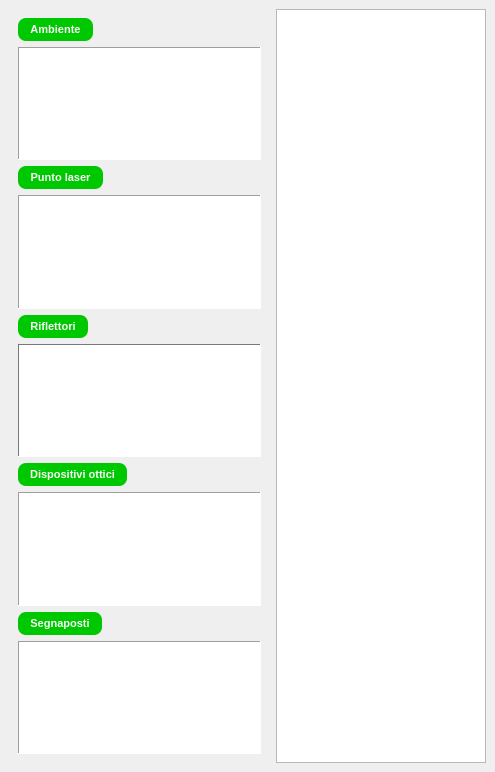
Above: reflectorsqlist.ui from crocodile119/Laser-Studio before the change. Below: the same form after it.
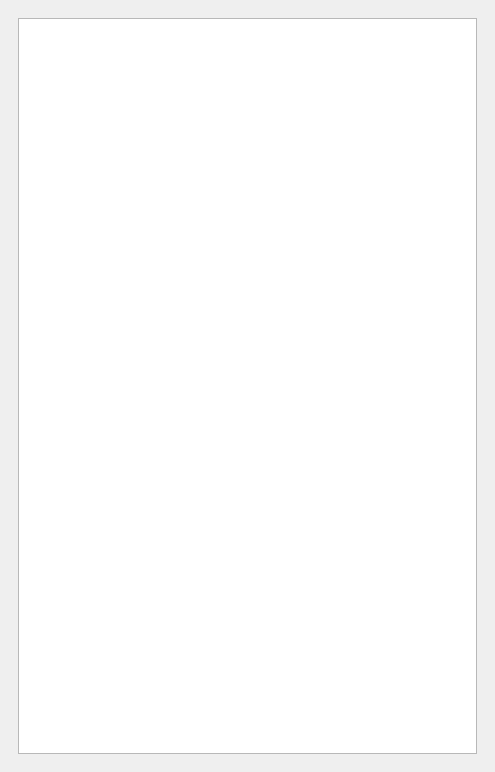
That is the form after the change.

```diff
--- a/reflectorsqlist.ui
+++ b/reflectorsqlist.ui
@@ -65,964 +65,37 @@
         <rect>
          <x>0</x>
          <y>0</y>
-         <width>271</width>
+         <width>473</width>
          <height>720</height>
         </rect>
        </property>
        <layout class="QGridLayout" name="gridLayout_2">
         <item row="0" column="0">
-         <layout class="QVBoxLayout" name="verticalLayout">
-          <item>
-           <layout class="QHBoxLayout" name="horizontalLayout">
-            <item>
-             <widget class="QLabel" name="label_4">
-              <property name="font">
-               <font>
-                <pointsize>8</pointsize>
-                <weight>75</weight>
-                <bold>true</bold>
-               </font>
-              </property>
-              <property name="styleSheet">
-               <string notr="true">QLabel {background-color: #00c800}
-QLabel {color: #fafafa}
-QLabel {border: 0px solid grey}
-QLabel {border-radius: 8px}
-QLabel {padding: 5px}
-QLabel {padding-left: 12px}
-QLabel {padding-right: 12px}
-QLabel {margin-right: 10px}</string>
-              </property>
-              <property name="text">
-               <string>Ambiente</string>
-              </property>
-              <property name="alignment">
-               <set>Qt::AlignCenter</set>
-              </property>
-             </widget>
-            </item>
-            <item>
-             <spacer name="horizontalSpacer">
-              <property name="orientation">
-               <enum>Qt::Horizontal</enum>
-              </property>
-              <property name="sizeHint" stdset="0">
-               <size>
-                <width>204</width>
-                <height>23</height>
-               </size>
-              </property>
-             </spacer>
-            </item>
-           </layout>
-          </item>
-          <item>
-           <widget class="QListView" name="environmentListView">
-            <property name="maximumSize">
-             <size>
-              <width>16777215</width>
-              <height>16777215</height>
-             </size>
-            </property>
-            <property name="font">
-             <font>
-              <family>Arial</family>
-              <pointsize>8</pointsize>
-              <weight>75</weight>
-              <bold>true</bold>
-             </font>
-            </property>
-            <property name="autoFillBackground">
-             <bool>true</bool>
-            </property>
-            <property name="styleSheet">
-             <string notr="true"/>
-            </property>
-            <property name="frameShape">
-             <enum>QFrame::Panel</enum>
-            </property>
-            <property name="dragEnabled">
-             <bool>true</bool>
-            </property>
-            <property name="alternatingRowColors">
-             <bool>true</bool>
-            </property>
-            <property name="selectionBehavior">
-             <enum>QAbstractItemView::SelectItems</enum>
-            </property>
-            <property name="iconSize">
-             <size>
-              <width>40</width>
-              <height>40</height>
-             </size>
-            </property>
-            <property name="textElideMode">
-             <enum>Qt::ElideRight</enum>
-            </property>
-            <property name="isWrapping" stdset="0">
-             <bool>false</bool>
-            </property>
-            <property name="spacing">
-             <number>5</number>
-            </property>
-            <property name="viewMode">
-             <enum>QListView::ListMode</enum>
-            </property>
-            <property name="modelColumn">
-             <number>0</number>
-            </property>
-           </widget>
-          </item>
-          <item>
-           <layout class="QHBoxLayout" name="horizontalLayout_2">
-            <item>
-             <widget class="QLabel" name="label">
-              <property name="font">
-               <font>
-                <pointsize>8</pointsize>
-                <weight>75</weight>
-                <bold>true</bold>
-               </font>
-              </property>
-              <property name="styleSheet">
-               <string notr="true">QLabel {background-color: #00c800}
-QLabel {color: #fafafa}
-QLabel {border: 0px solid grey}
-QLabel {border-radius: 8px}
-QLabel {padding: 5px}
-QLabel {padding-left: 12px}
-QLabel {padding-right: 12px}
-QLabel {margin-right: 10px}</string>
-              </property>
-              <property name="text">
-               <string>Punto laser</string>
-              </property>
-              <property name="alignment">
-               <set>Qt::AlignCenter</set>
-              </property>
-             </widget>
-            </item>
-            <item>
-             <spacer name="horizontalSpacer_4">
-              <property name="orientation">
-               <enum>Qt::Horizontal</enum>
-              </property>
-              <property name="sizeHint" stdset="0">
-               <size>
-                <width>176</width>
-                <height>20</height>
-               </size>
-              </property>
-             </spacer>
-            </item>
-           </layout>
-          </item>
-          <item>
-           <widget class="QListView" name="laserListView">
-            <property name="maximumSize">
-             <size>
-              <width>16777215</width>
-              <height>16777215</height>
-             </size>
-            </property>
-            <property name="font">
-             <font>
-              <family>Arial</family>
-              <pointsize>8</pointsize>
-              <weight>75</weight>
-              <bold>true</bold>
-             </font>
-            </property>
-            <property name="autoFillBackground">
-             <bool>false</bool>
-            </property>
-            <property name="styleSheet">
-             <string notr="true"/>
-            </property>
-            <property name="frameShape">
-             <enum>QFrame::Panel</enum>
-            </property>
-            <property name="verticalScrollBarPolicy">
-             <enum>Qt::ScrollBarAsNeeded</enum>
-            </property>
-            <property name="horizontalScrollBarPolicy">
-             <enum>Qt::ScrollBarAsNeeded</enum>
-            </property>
-            <property name="dragEnabled">
-             <bool>false</bool>
-            </property>
-            <property name="alternatingRowColors">
-             <bool>false</bool>
-            </property>
-            <property name="selectionBehavior">
-             <enum>QAbstractItemView::SelectItems</enum>
-            </property>
-            <property name="iconSize">
-             <size>
-              <width>40</width>
-              <height>40</height>
-             </size>
-            </property>
-            <property name="textElideMode">
-             <enum>Qt::ElideRight</enum>
-            </property>
-            <property name="isWrapping" stdset="0">
-             <bool>false</bool>
-            </property>
-            <property name="spacing">
-             <number>5</number>
-            </property>
-            <property name="viewMode">
-             <enum>QListView::ListMode</enum>
-            </property>
-            <property name="modelColumn">
-             <number>0</number>
-            </property>
-           </widget>
-          </item>
-          <item>
-           <layout class="QHBoxLayout" name="horizontalLayout_3">
-            <item>
-             <widget class="QLabel" name="label_2">
-              <property name="font">
-               <font>
-                <pointsize>8</pointsize>
-                <weight>75</weight>
-                <bold>true</bold>
-               </font>
-              </property>
-              <property name="styleSheet">
-               <string notr="true">QLabel {background-color: #00c800}
-QLabel {color: #fafafa}
-QLabel {border: 0px solid grey}
-QLabel {border-radius: 8px}
-QLabel {padding: 5px}
-QLabel {padding-left: 12px}
-QLabel {padding-right: 12px}
-QLabel {margin-right: 10px}</string>
-              </property>
-              <property name="text">
-               <string>Riflettori</string>
-              </property>
-              <property name="alignment">
-               <set>Qt::AlignCenter</set>
-              </property>
-             </widget>
-            </item>
-            <item>
-             <spacer name="horizontalSpacer_2">
-              <property name="orientation">
-               <enum>Qt::Horizontal</enum>
-              </property>
-              <property name="sizeHint" stdset="0">
-               <size>
-                <width>158</width>
-                <height>20</height>
-               </size>
-              </property>
-             </spacer>
-            </item>
-           </layout>
-          </item>
-          <item>
-           <widget class="QListView" name="listView">
-            <property name="palette">
-             <palette>
-              <active>
-               <colorrole role="WindowText">
-                <brush brushstyle="SolidPattern">
-                 <color alpha="255">
-                  <red>0</red>
-                  <green>0</green>
-                  <blue>0</blue>
-                 </color>
-                </brush>
-               </colorrole>
-               <colorrole role="Button">
-                <brush brushstyle="SolidPattern">
-                 <color alpha="255">
-                  <red>255</red>
-                  <green>255</green>
-                  <blue>255</blue>
-                 </color>
-                </brush>
-               </colorrole>
-               <colorrole role="Light">
-                <brush brushstyle="SolidPattern">
-                 <color alpha="255">
-                  <red>255</red>
-                  <green>255</green>
-                  <blue>255</blue>
-                 </color>
-                </brush>
-               </colorrole>
-               <colorrole role="Midlight">
-                <brush brushstyle="SolidPattern">
-                 <color alpha="255">
-                  <red>247</red>
-                  <green>247</green>
-                  <blue>247</blue>
-                 </color>
-                </brush>
-               </colorrole>
-               <colorrole role="Dark">
-                <brush brushstyle="SolidPattern">
-                 <color alpha="255">
-                  <red>120</red>
-                  <green>120</green>
-                  <blue>120</blue>
-                 </color>
-                </brush>
-               </colorrole>
-               <colorrole role="Mid">
-                <brush brushstyle="SolidPattern">
-                 <color alpha="255">
-                  <red>160</red>
-                  <green>160</green>
-                  <blue>160</blue>
-                 </color>
-                </brush>
-               </colorrole>
-               <colorrole role="Text">
-                <brush brushstyle="SolidPattern">
-                 <color alpha="255">
-                  <red>0</red>
-                  <green>0</green>
-                  <blue>0</blue>
-                 </color>
-                </brush>
-               </colorrole>
-               <colorrole role="BrightText">
-                <brush brushstyle="SolidPattern">
-                 <color alpha="255">
-                  <red>255</red>
-                  <green>255</green>
-                  <blue>255</blue>
-                 </color>
-                </brush>
-               </colorrole>
-               <colorrole role="ButtonText">
-                <brush brushstyle="SolidPattern">
-                 <color alpha="255">
-                  <red>0</red>
-                  <green>0</green>
-                  <blue>0</blue>
-                 </color>
-                </brush>
-               </colorrole>
-               <colorrole role="Base">
-                <brush brushstyle="SolidPattern">
-                 <color alpha="255">
-                  <red>255</red>
-                  <green>255</green>
-                  <blue>255</blue>
-                 </color>
-                </brush>
-               </colorrole>
-               <colorrole role="Window">
-                <brush brushstyle="SolidPattern">
-                 <color alpha="255">
-                  <red>255</red>
-                  <green>255</green>
-                  <blue>255</blue>
-                 </color>
-                </brush>
-               </colorrole>
-               <colorrole role="Shadow">
-                <brush brushstyle="SolidPattern">
-                 <color alpha="255">
-                  <red>0</red>
-                  <green>0</green>
-                  <blue>0</blue>
-                 </color>
-                </brush>
-               </colorrole>
-               <colorrole role="Highlight">
-                <brush brushstyle="SolidPattern">
-                 <color alpha="255">
-                  <red>0</red>
-                  <green>104</green>
-                  <blue>217</blue>
-                 </color>
-                </brush>
-               </colorrole>
-               <colorrole role="HighlightedText">
-                <brush brushstyle="SolidPattern">
-                 <color alpha="255">
-                  <red>255</red>
-                  <green>255</green>
-                  <blue>255</blue>
-                 </color>
-                </brush>
-               </colorrole>
-               <colorrole role="AlternateBase">
-                <brush brushstyle="SolidPattern">
-                 <color alpha="255">
-                  <red>247</red>
-                  <green>247</green>
-                  <blue>247</blue>
-                 </color>
-                </brush>
-               </colorrole>
-               <colorrole role="ToolTipBase">
-                <brush brushstyle="SolidPattern">
-                 <color alpha="255">
-                  <red>255</red>
-                  <green>255</green>
-                  <blue>220</blue>
-                 </color>
-                </brush>
-               </colorrole>
-               <colorrole role="ToolTipText">
-                <brush brushstyle="SolidPattern">
-                 <color alpha="255">
-                  <red>0</red>
-                  <green>0</green>
-                  <blue>0</blue>
-                 </color>
-                </brush>
-               </colorrole>
-               <colorrole role="PlaceholderText">
-                <brush brushstyle="SolidPattern">
-                 <color alpha="128">
-                  <red>0</red>
-                  <green>0</green>
-                  <blue>0</blue>
-                 </color>
-                </brush>
-               </colorrole>
-              </active>
-              <inactive>
-               <colorrole role="WindowText">
-                <brush brushstyle="SolidPattern">
-                 <color alpha="255">
-                  <red>0</red>
-                  <green>0</green>
-                  <blue>0</blue>
-                 </color>
-                </brush>
-               </colorrole>
-               <colorrole role="Button">
-                <brush brushstyle="SolidPattern">
-                 <color alpha="255">
-                  <red>255</red>
-                  <green>255</green>
-                  <blue>255</blue>
-                 </color>
-                </brush>
-               </colorrole>
-               <colorrole role="Light">
-                <brush brushstyle="SolidPattern">
-                 <color alpha="255">
-                  <red>255</red>
-                  <green>255</green>
-                  <blue>255</blue>
-                 </color>
-                </brush>
-               </colorrole>
-               <colorrole role="Midlight">
-                <brush brushstyle="SolidPattern">
-                 <color alpha="255">
-                  <red>247</red>
-                  <green>247</green>
-                  <blue>247</blue>
-                 </color>
-                </brush>
-               </colorrole>
-               <colorrole role="Dark">
-                <brush brushstyle="SolidPattern">
-                 <color alpha="255">
-                  <red>120</red>
-                  <green>120</green>
-                  <blue>120</blue>
-                 </color>
-                </brush>
-               </colorrole>
-               <colorrole role="Mid">
-                <brush brushstyle="SolidPattern">
-                 <color alpha="255">
-                  <red>160</red>
-                  <green>160</green>
-                  <blue>160</blue>
-                 </color>
-                </brush>
-               </colorrole>
-               <colorrole role="Text">
-                <brush brushstyle="SolidPattern">
-                 <color alpha="255">
-                  <red>0</red>
-                  <green>0</green>
-                  <blue>0</blue>
-                 </color>
-                </brush>
-               </colorrole>
-               <colorrole role="BrightText">
-                <brush brushstyle="SolidPattern">
-                 <color alpha="255">
-                  <red>255</red>
-                  <green>255</green>
-                  <blue>255</blue>
-                 </color>
-                </brush>
-               </colorrole>
-               <colorrole role="ButtonText">
-                <brush brushstyle="SolidPattern">
-                 <color alpha="255">
-                  <red>0</red>
-                  <green>0</green>
-                  <blue>0</blue>
-                 </color>
-                </brush>
-               </colorrole>
-               <colorrole role="Base">
-                <brush brushstyle="SolidPattern">
-                 <color alpha="255">
-                  <red>255</red>
-                  <green>255</green>
-                  <blue>255</blue>
-                 </color>
-                </brush>
-               </colorrole>
-               <colorrole role="Window">
-                <brush brushstyle="SolidPattern">
-                 <color alpha="255">
-                  <red>255</red>
-                  <green>255</green>
-                  <blue>255</blue>
-                 </color>
-                </brush>
-               </colorrole>
-               <colorrole role="Shadow">
-                <brush brushstyle="SolidPattern">
-                 <color alpha="255">
-                  <red>0</red>
-                  <green>0</green>
-                  <blue>0</blue>
-                 </color>
-                </brush>
-               </colorrole>
-               <colorrole role="Highlight">
-                <brush brushstyle="SolidPattern">
-                 <color alpha="255">
-                  <red>0</red>
-                  <green>104</green>
-                  <blue>217</blue>
-                 </color>
-                </brush>
-               </colorrole>
-               <colorrole role="HighlightedText">
-                <brush brushstyle="SolidPattern">
-                 <color alpha="255">
-                  <red>255</red>
-                  <green>255</green>
-                  <blue>255</blue>
-                 </color>
-                </brush>
-               </colorrole>
-               <colorrole role="AlternateBase">
-                <brush brushstyle="SolidPattern">
-                 <color alpha="255">
-                  <red>247</red>
-                  <green>247</green>
-                  <blue>247</blue>
-                 </color>
-                </brush>
-               </colorrole>
-               <colorrole role="ToolTipBase">
-                <brush brushstyle="SolidPattern">
-                 <color alpha="255">
-                  <red>255</red>
-                  <green>255</green>
-                  <blue>220</blue>
-                 </color>
-                </brush>
-               </colorrole>
-               <colorrole role="ToolTipText">
-                <brush brushstyle="SolidPattern">
-                 <color alpha="255">
-                  <red>0</red>
-                  <green>0</green>
-                  <blue>0</blue>
-                 </color>
-                </brush>
-               </colorrole>
-               <colorrole role="PlaceholderText">
-                <brush brushstyle="SolidPattern">
-                 <color alpha="128">
-                  <red>0</red>
-                  <green>0</green>
-                  <blue>0</blue>
-                 </color>
-                </brush>
-               </colorrole>
-              </inactive>
-              <disabled>
-               <colorrole role="WindowText">
-                <brush brushstyle="SolidPattern">
-                 <color alpha="255">
-                  <red>120</red>
-                  <green>120</green>
-                  <blue>120</blue>
-                 </color>
-                </brush>
-               </colorrole>
-               <colorrole role="Button">
-                <brush brushstyle="SolidPattern">
-                 <color alpha="255">
-                  <red>255</red>
-                  <green>255</green>
-                  <blue>255</blue>
-                 </color>
-                </brush>
-               </colorrole>
-               <colorrole role="Light">
-                <brush brushstyle="SolidPattern">
-                 <color alpha="255">
-                  <red>255</red>
-                  <green>255</green>
-                  <blue>255</blue>
-                 </color>
-                </brush>
-               </colorrole>
-               <colorrole role="Midlight">
-                <brush brushstyle="SolidPattern">
-                 <color alpha="255">
-                  <red>247</red>
-                  <green>247</green>
-                  <blue>247</blue>
-                 </color>
-                </brush>
-               </colorrole>
-               <colorrole role="Dark">
-                <brush brushstyle="SolidPattern">
-                 <color alpha="255">
-                  <red>120</red>
-                  <green>120</green>
-                  <blue>120</blue>
-                 </color>
-                </brush>
-               </colorrole>
-               <colorrole role="Mid">
-                <brush brushstyle="SolidPattern">
-                 <color alpha="255">
-                  <red>160</red>
-                  <green>160</green>
-                  <blue>160</blue>
-                 </color>
-                </brush>
-               </colorrole>
-               <colorrole role="Text">
-                <brush brushstyle="SolidPattern">
-                 <color alpha="255">
-                  <red>120</red>
-                  <green>120</green>
-                  <blue>120</blue>
-                 </color>
-                </brush>
-               </colorrole>
-               <colorrole role="BrightText">
-                <brush brushstyle="SolidPattern">
-                 <color alpha="255">
-                  <red>255</red>
-                  <green>255</green>
-                  <blue>255</blue>
-                 </color>
-                </brush>
-               </colorrole>
-               <colorrole role="ButtonText">
-                <brush brushstyle="SolidPattern">
-                 <color alpha="255">
-                  <red>120</red>
-                  <green>120</green>
-                  <blue>120</blue>
-                 </color>
-                </brush>
-               </colorrole>
-               <colorrole role="Base">
-                <brush brushstyle="SolidPattern">
-                 <color alpha="255">
-                  <red>255</red>
-                  <green>255</green>
-                  <blue>255</blue>
-                 </color>
-                </brush>
-               </colorrole>
-               <colorrole role="Window">
-                <brush brushstyle="SolidPattern">
-                 <color alpha="255">
-                  <red>255</red>
-                  <green>255</green>
-                  <blue>255</blue>
-                 </color>
-                </brush>
-               </colorrole>
-               <colorrole role="Shadow">
-                <brush brushstyle="SolidPattern">
-                 <color alpha="255">
-                  <red>0</red>
-                  <green>0</green>
-                  <blue>0</blue>
-                 </color>
-                </brush>
-               </colorrole>
-               <colorrole role="Highlight">
-                <brush brushstyle="SolidPattern">
-                 <color alpha="255">
-                  <red>0</red>
-                  <green>104</green>
-                  <blue>217</blue>
-                 </color>
-                </brush>
-               </colorrole>
-               <colorrole role="HighlightedText">
-                <brush brushstyle="SolidPattern">
-                 <color alpha="255">
-                  <red>255</red>
-                  <green>255</green>
-                  <blue>255</blue>
-                 </color>
-                </brush>
-               </colorrole>
-               <colorrole role="AlternateBase">
-                <brush brushstyle="SolidPattern">
-                 <color alpha="255">
-                  <red>240</red>
-                  <green>240</green>
-                  <blue>240</blue>
-                 </color>
-                </brush>
-               </colorrole>
-               <colorrole role="ToolTipBase">
-                <brush brushstyle="SolidPattern">
-                 <color alpha="255">
-                  <red>255</red>
-                  <green>255</green>
-                  <blue>220</blue>
-                 </color>
-                </brush>
-               </colorrole>
-               <colorrole role="ToolTipText">
-                <brush brushstyle="SolidPattern">
-                 <color alpha="255">
-                  <red>0</red>
-                  <green>0</green>
-                  <blue>0</blue>
-                 </color>
-                </brush>
-               </colorrole>
-               <colorrole role="PlaceholderText">
-                <brush brushstyle="SolidPattern">
-                 <color alpha="128">
-                  <red>0</red>
-                  <green>0</green>
-                  <blue>0</blue>
-                 </color>
-                </brush>
-               </colorrole>
-              </disabled>
-             </palette>
-            </property>
-            <property name="font">
-             <font>
-              <family>Arial</family>
-              <pointsize>8</pointsize>
-              <weight>75</weight>
-              <bold>true</bold>
-             </font>
-            </property>
-            <property name="styleSheet">
-             <string notr="true"/>
-            </property>
-            <property name="frameShape">
-             <enum>QFrame::Panel</enum>
-            </property>
-            <property name="alternatingRowColors">
-             <bool>false</bool>
-            </property>
-            <property name="iconSize">
-             <size>
-              <width>40</width>
-              <height>40</height>
-             </size>
-            </property>
-            <property name="spacing">
-             <number>5</number>
-            </property>
-            <property name="viewMode">
-             <enum>QListView::ListMode</enum>
-            </property>
-           </widget>
-          </item>
-          <item>
-           <layout class="QHBoxLayout" name="horizontalLayout_4">
-            <item>
-             <widget class="QLabel" name="label_3">
-              <property name="font">
-               <font>
-                <pointsize>8</pointsize>
-                <weight>75</weight>
-                <bold>true</bold>
-               </font>
-              </property>
-              <property name="styleSheet">
-               <string notr="true">QLabel {background-color: #00c800}
-QLabel {color: #fafafa}
-QLabel {border: 0px solid grey}
-QLabel {border-radius: 8px}
-QLabel {padding: 5px}
-QLabel {padding-left: 12px}
-QLabel {padding-right: 12px}
-QLabel {margin-right: 10px}</string>
-              </property>
-              <property name="text">
-               <string>Dispositivi ottici</string>
-              </property>
-              <property name="alignment">
-               <set>Qt::AlignCenter</set>
-              </property>
-             </widget>
-            </item>
-            <item>
-             <spacer name="horizontalSpacer_3">
-              <property name="orientation">
-               <enum>Qt::Horizontal</enum>
-              </property>
-              <property name="sizeHint" stdset="0">
-               <size>
-                <width>6</width>
-                <height>20</height>
-               </size>
-              </property>
-             </spacer>
-            </item>
-           </layout>
-          </item>
-          <item>
-           <widget class="QListView" name="binocularListView">
-            <property name="font">
-             <font>
-              <family>Arial</family>
-              <pointsize>8</pointsize>
-              <weight>75</weight>
-              <bold>true</bold>
-             </font>
-            </property>
-            <property name="styleSheet">
-             <string notr="true"/>
-            </property>
-            <property name="frameShape">
-             <enum>QFrame::Panel</enum>
-            </property>
-            <property name="iconSize">
-             <size>
-              <width>40</width>
-              <height>40</height>
-             </size>
-            </property>
-            <property name="spacing">
-             <number>5</number>
-            </property>
-           </widget>
-          </item>
-          <item>
-           <layout class="QHBoxLayout" name="horizontalLayout_5">
-            <item>
-             <widget class="QLabel" name="inspectorsLabel">
-              <property name="font">
-               <font>
-                <pointsize>8</pointsize>
-                <weight>75</weight>
-                <bold>true</bold>
-               </font>
-              </property>
-              <property name="styleSheet">
-               <string notr="true">QLabel {background-color: #00c800}
-QLabel {color: #fafafa}
-QLabel {border: 0px solid grey}
-QLabel {border-radius: 8px}
-QLabel {padding: 5px}
-QLabel {padding-left: 12px}
-QLabel {padding-right: 12px}
-QLabel {margin-right: 10px}</string>
-              </property>
-              <property name="text">
-               <string>Segnaposti</string>
-              </property>
-              <property name="alignment">
-               <set>Qt::AlignCenter</set>
-              </property>
-             </widget>
-            </item>
-            <item>
-             <spacer name="horizontalSpacer_5">
-              <property name="orientation">
-               <enum>Qt::Horizontal</enum>
-              </property>
-              <property name="sizeHint" stdset="0">
-               <size>
-                <width>40</width>
-                <height>20</height>
-               </size>
-              </property>
-             </spacer>
-            </item>
-           </layout>
-          </item>
-          <item>
-           <widget class="QListView" name="inspectorListView">
-            <property name="font">
-             <font>
-              <family>Arial</family>
-              <pointsize>8</pointsize>
-              <weight>75</weight>
-              <bold>true</bold>
-             </font>
-            </property>
-            <property name="styleSheet">
-             <string notr="true"/>
-            </property>
-            <property name="frameShape">
-             <enum>QFrame::Panel</enum>
-            </property>
-            <property name="iconSize">
-             <size>
-              <width>40</width>
-              <height>40</height>
-             </size>
-            </property>
-            <property name="spacing">
-             <number>5</number>
-            </property>
-           </widget>
-          </item>
-         </layout>
+         <widget class="QTreeView" name="treeView">
+          <property name="editTriggers">
+           <set>QAbstractItemView::NoEditTriggers</set>
+          </property>
+          <property name="selectionBehavior">
+           <enum>QAbstractItemView::SelectItems</enum>
+          </property>
+          <property name="iconSize">
+           <size>
+            <width>40</width>
+            <height>40</height>
+           </size>
+          </property>
+          <property name="horizontalScrollMode">
+           <enum>QAbstractItemView::ScrollPerItem</enum>
+          </property>
+          <property name="headerHidden">
+           <bool>true</bool>
+          </property>
+         </widget>
         </item>
        </layout>
       </widget>
      </widget>
     </item>
-    <item row="0" column="1">
-     <widget class="QTreeView" name="treeView">
-      <property name="editTriggers">
-       <set>QAbstractItemView::NoEditTriggers</set>
-      </property>
-      <property name="selectionBehavior">
-       <enum>QAbstractItemView::SelectItems</enum>
-      </property>
-      <property name="iconSize">
-       <size>
-        <width>40</width>
-        <height>40</height>
-       </size>
-      </property>
-      <property name="horizontalScrollMode">
-       <enum>QAbstractItemView::ScrollPerItem</enum>
-      </property>
-      <property name="headerHidden">
-       <bool>true</bool>
-      </property>
-     </widget>
-    </item>
    </layout>
   </widget>
  </widget>
```
